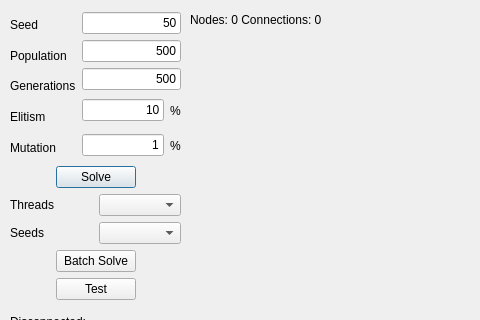
Old version of the form customdialog.ui in the repository xQsme/RLP_Qt; both pictures show x 0 to 480 and y 0 to 320 of the 772 by 462 pixel window.
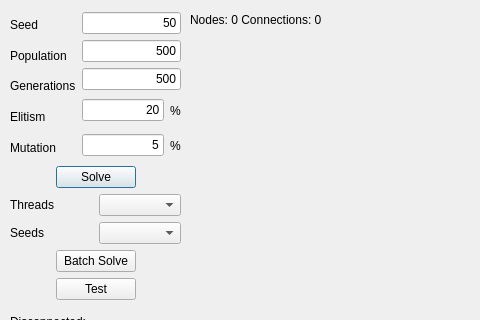
New version of the form.

What changed in the file:
```diff
--- a/customdialog.ui
+++ b/customdialog.ui
@@ -160,7 +160,7 @@
           <item>
            <widget class="QLineEdit" name="lineEditElitism">
             <property name="text">
-             <string>10</string>
+             <string>20</string>
             </property>
             <property name="alignment">
              <set>Qt::AlignRight|Qt::AlignTrailing|Qt::AlignVCenter</set>
@@ -181,7 +181,7 @@
           <item>
            <widget class="QLineEdit" name="lineEditMutation">
             <property name="text">
-             <string>1</string>
+             <string>5</string>
             </property>
             <property name="alignment">
              <set>Qt::AlignRight|Qt::AlignTrailing|Qt::AlignVCenter</set>
```
